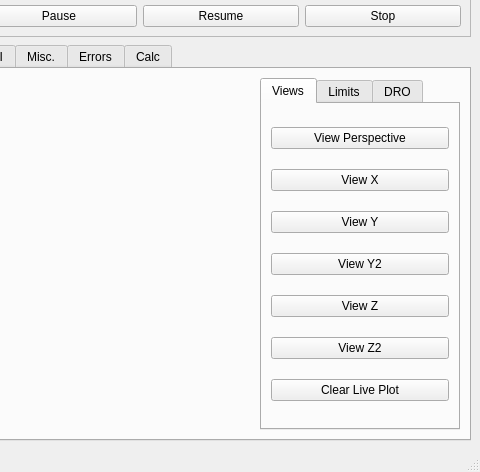
jethornton/flexgui, file examples/xyz/xyz.ui: the form before one commit; both pictures show x 524 to 1004 and y 340 to 812 of the 1004 by 812 pixel window.
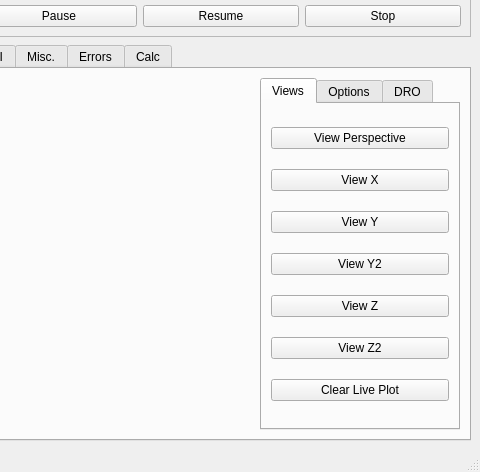
The form after the commit. The open tabs and pages were chosen to show the change.

The edit to the form file:
```diff
--- a/examples/xyz/xyz.ui
+++ b/examples/xyz/xyz.ui
@@ -1278,7 +1278,7 @@
           </widget>
           <widget class="QWidget" name="tabWidget_6Page1">
            <attribute name="title">
-            <string>Limits</string>
+            <string>Options</string>
            </attribute>
            <layout class="QVBoxLayout" name="verticalLayout_5">
             <item>
```
